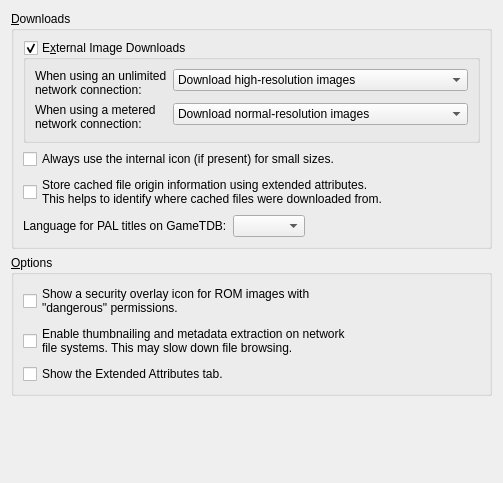
Before: the Qt Designer form src/kde/config/OptionsTab.ui in GerbilSoft/rom-properties, drawn with Qt 5.
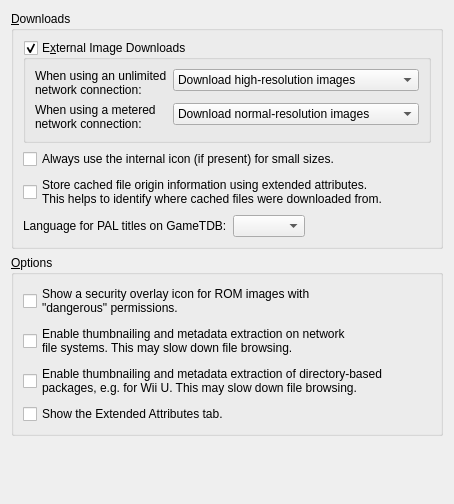
After: the same form once the commit is applied. Custom widgets are drawn as their Qt base class.

Commit message: [librpbase] Config: Add a configuration option to disable thumbnailing and metadata extraction for directory packages.

The edit to the form file:
```diff
--- a/src/kde/config/OptionsTab.ui
+++ b/src/kde/config/OptionsTab.ui
@@ -6,8 +6,8 @@
    <rect>
     <x>0</x>
     <y>0</y>
-    <width>503</width>
-    <height>483</height>
+    <width>454</width>
+    <height>504</height>
    </rect>
   </property>
   <layout class="QVBoxLayout" name="vboxMain">
@@ -159,6 +159,14 @@
         </property>
        </widget>
       </item>
+      <item>
+       <widget class="QCheckBox" name="chkThumbnailDirectoryPackages">
+        <property name="text">
+         <string>Enable thumbnailing and metadata extraction of directory-based
+packages, e.g. for Wii U. This may slow down file browsing.</string>
+        </property>
+       </widget>
+      </item>
       <item>
        <widget class="QCheckBox" name="chkShowXAttrView">
         <property name="text">
```
Left out of the diff: 44 changed lines with no effect on the pictures. The commit also changes 10 other files.
